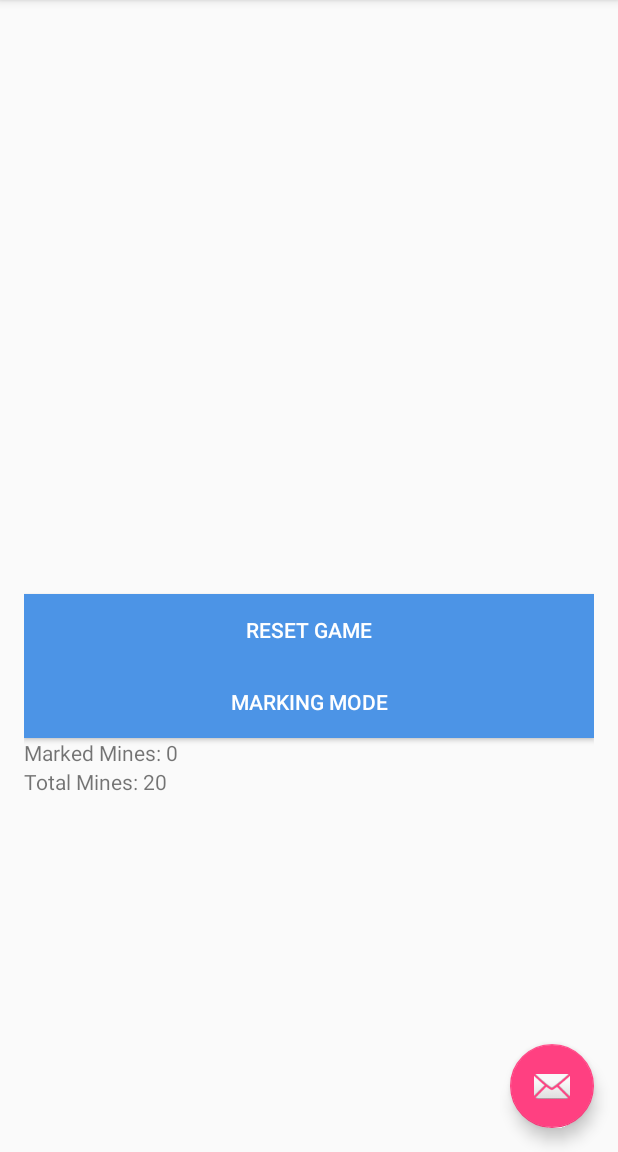
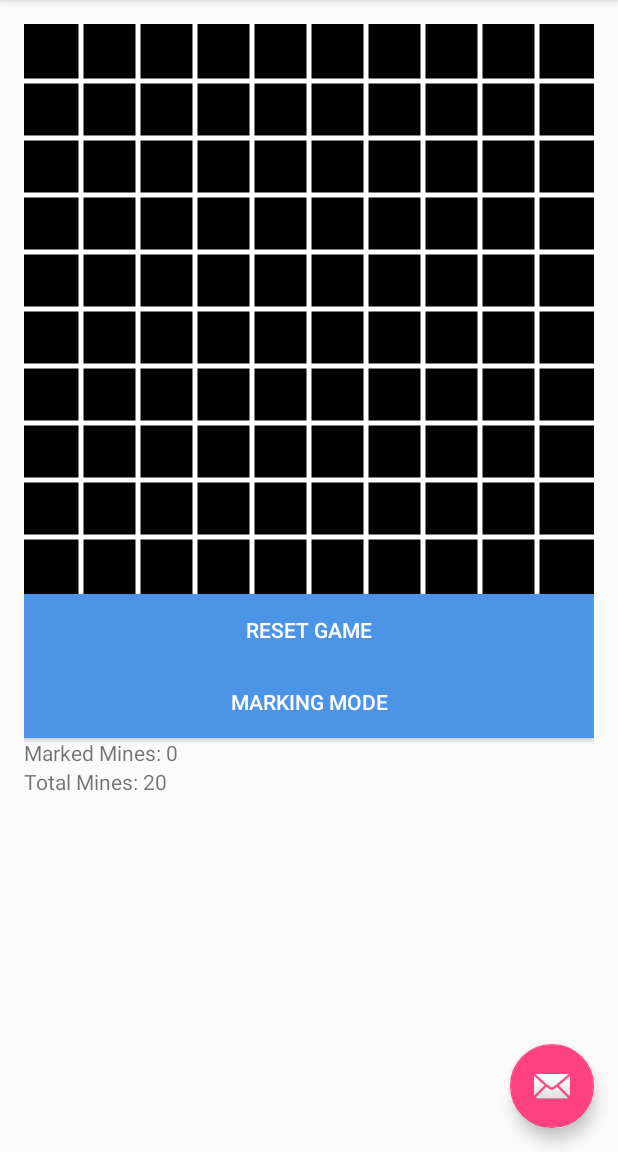
Before and after one commit to shanef84/GCD_Minesweeper_SF, an Android app: the screen it shows after launch (MainActivity), on a phone screen of 412 x 824 dp, the part 84-1236 px from its top. Run offline under Robolectric (Android 15) with nearby library versions, the phone set to English and light mode, and no system bars.

Commit message:
03
Draw the initial state of the game board with all cells covered. Black
should be used as the fill colour and white lines should separate the
cells

```diff
--- a/app/src/main/java/com/example/forbess/gcd_minesweeper_sf/CustomView.java
+++ b/app/src/main/java/com/example/forbess/gcd_minesweeper_sf/CustomView.java
@@ -6,14 +6,26 @@ package com.example.forbess.gcd_minesweeper_sf;
 // imports
 import android.content.Context;
 import android.graphics.Canvas;
+import android.graphics.Color;
 import android.graphics.Paint;
 import android.graphics.Rect;
 import android.util.AttributeSet;
 import android.util.Log;
 import android.view.MotionEvent;
 import android.view.View;
+import android.widget.Toast;
 
 public class CustomView extends View{
+    //Constants
+    private final int boardsize = 10;
+    private int cellWidth, cellHeight;
+    private Paint grey, white, red;
+
+    //Grid
+    private int[][] grid;
+    private boolean[][] cells;
+    //Global flag for disabling the touch if mine is hit
+    private boolean touch;
 
     //default constructor
     public CustomView(Context c){
@@ -36,7 +48,6 @@ public class CustomView extends View{
     @Override
     protected void onMeasure(int widthMeasure, int heightMeasure) {
         super.onMeasure(widthMeasure, heightMeasure);
-
         int size =0;
         int width = getMeasuredWidth();
         int height = getMeasuredHeight();
@@ -53,12 +64,37 @@ public class CustomView extends View{
 
     // refactored init method as most of this code is shared by all the constructors
     private void init() {
+        //set colors
+        white = new Paint(Paint.ANTI_ALIAS_FLAG);
+        grey = new Paint(Paint.ANTI_ALIAS_FLAG);
+        red = new Paint(Paint.ANTI_ALIAS_FLAG);
+        white.setColor(Color.WHITE);white.setStrokeWidth(5);
+        grey.setColor(Color.GRAY);
+        red.setColor(Color.RED);
+        //set cell sizes
+        cellWidth = (int) getMeasuredWidth() / boardsize;
+        cellHeight = (int) getMeasuredHeight() / boardsize;
+        //grid
+        cells = new boolean[boardsize][boardsize];
+        for (int i=0; i<boardsize; i++){
+            for (int j=0; j<boardsize; j++){
+                cells[i][j]=false;
+            }
+        }
     }
 
     // public method that needs to be overridden to draw the contents of this widget
     public void onDraw(Canvas canvas) {
         // call the superclass method
         super.onDraw(canvas);
+        canvas.drawColor(Color.BLACK);
+        for (int i = 1; i < boardsize; i++) {
+            canvas.drawLine(0, i*(getHeight()/boardsize), getWidth(), i*(getHeight()/boardsize), white);
+            canvas.drawLine(i*(getWidth()/boardsize), 0, i*(getWidth()/boardsize), getHeight(), white);
+        }
+        /*for (int i = 1; i < boardsize; i++) {
+            canvas.drawLine(0, i * cellHeight, getWidth(), i * cellHeight, white);
+        }*/
     }
 
     // public method that needs to be overridden to handle the touches from a user
--- a/app/src/main/res/layout/content_main.xml
+++ b/app/src/main/res/layout/content_main.xml
@@ -15,8 +15,7 @@
     <com.example.forbess.gcd_minesweeper_sf.CustomView
         android:layout_width="match_parent"
         android:layout_height="wrap_content"
-        android:longClickable="true"
-        android:clickable="true" />
+        />
 
     <Button
         android:layout_width="match_parent"
--- a/app/src/main/res/values/colors.xml
+++ b/app/src/main/res/values/colors.xml
@@ -3,4 +3,5 @@
     <color name="colorPrimary">#3F51B5</color>
     <color name="colorPrimaryDark">#303F9F</color>
     <color name="colorAccent">#FF4081</color>
+    <color name="colorGrey">#8888</color>
 </resources>
```
